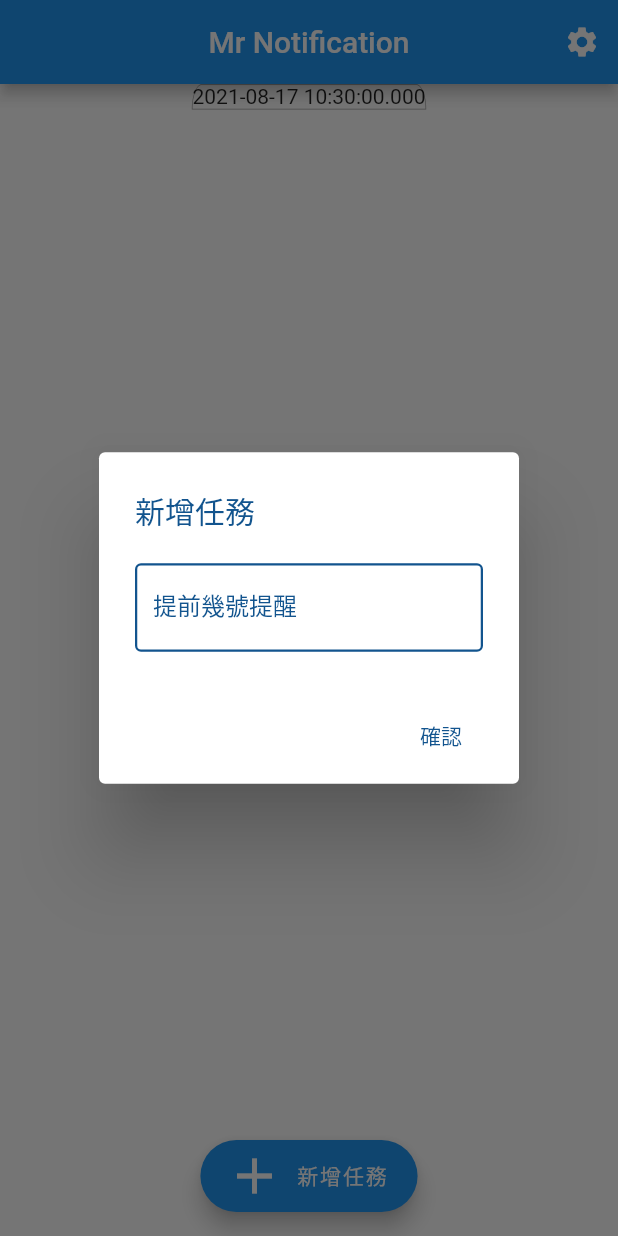
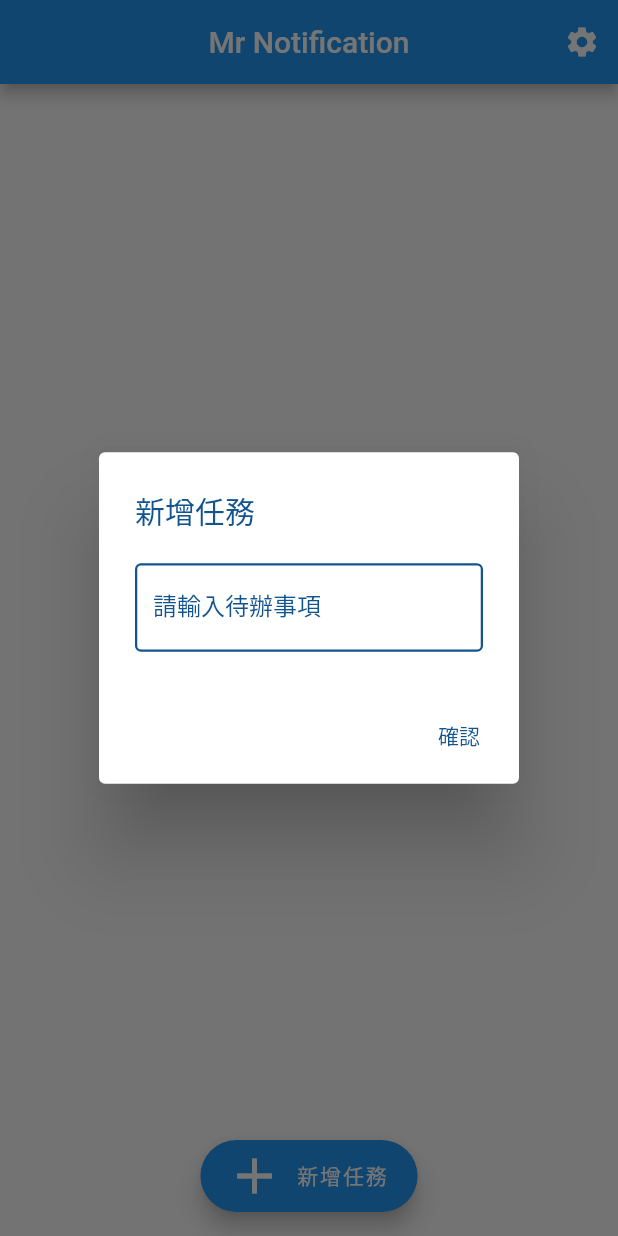
Before and after one commit to p147123456/MrNotification, a Flutter app: the screen it shows after launch, after a tap on "新增任務", on a phone screen of 412 x 824 dp. Run offline on Flutter 3.47's test engine with Material 2 defaults, Android fonts, the phone set to English and light mode, and no system bars; our stand-ins replace flutter_local_notifications, shared_preferences, sqflite; accounts and stored records are empty.

Commit message:
更新進度

```diff
--- a/lib/main.dart
+++ b/lib/main.dart
@@ -31,10 +31,10 @@ class MyHomePage extends StatefulWidget {
 }
 
 class _MyHomePageState extends State<MyHomePage> {
+
   List<todoItem> mItemLst = [];
   Future _incrementItem(BuildContext context) async {
-    //提前幾號提醒
-    int remindNum=3;
+    String todoitem;
     return showDialog(
       context: context,
       barrierDismissible: false, // dialog is dismissible with a tap on the barrier
@@ -42,17 +42,12 @@ class _MyHomePageState extends State<MyHomePage> {
         return AlertDialog(
           title: Text('新增任務',style: TextStyle(color: NColors.MainColor),),
           content: TextFormField(
-            //initialValue:ConfigInfo.remindNum.toString(),
-            inputFormatters: [
-              new LengthLimitingTextInputFormatter(2),// for mobile
-              FilteringTextInputFormatter.allow(RegExp(r'[0-9]')),
-            ],
             keyboardType: TextInputType.numberWithOptions(decimal: true,signed: true),
             onChanged: (v){
-              remindNum=int.tryParse(v);
+              todoitem = v;
             },
             decoration: new InputDecoration(
-              labelText: "提前幾號提醒",
+              labelText: "請輸入待辦事項",
               enabledBorder: const OutlineInputBorder(
                 borderSide: const BorderSide(color: NColors.MainColor, width: 1.5),
               ),
@@ -61,11 +56,14 @@ class _MyHomePageState extends State<MyHomePage> {
             ),
           ),
           actions: [
-            FlatButton(
+            TextButton(
               child: Text('確認',style: TextStyle(color: NColors.MainColor),),
               onPressed: () {
-                //ConfigInfo.remindNum = remindNum;
-                //XRecord.writeIntByKey('remindNum', remindNum);
+                todoItem data = new todoItem(todoitem: todoitem,time: DateTime.now());
+                TodoListDBManager.instance.insertTodoItem(data);
+                setState(() {
+                  mItemLst.add(data);
+                });
                 Navigator.of(context).pop();
               },
             ),
@@ -77,7 +75,6 @@ class _MyHomePageState extends State<MyHomePage> {
   @override
   Widget build(BuildContext context) {
     return Scaffold(
-      backgroundColor: Colors.white70,
       appBar: AppBar(
         centerTitle: true,
         title: Text(widget.title),
@@ -93,63 +90,28 @@ class _MyHomePageState extends State<MyHomePage> {
             onSelected: (route) {
               switch(route){
                 case "/Setting":
-                  _asyncInputDialog(context);
+                  //_asyncInputDialog(context);
                   break;
               }
             },
           )
         ],
       ),
-      body:Column(children: [
-        Container(
-          child:Text('${DateTime.now()}'),
-          decoration: new BoxDecoration(
-            border: new Border.all(color: Colors.grey, width: 0.5), // 边色与边宽度底色
-            //        borderRadius: new BorderRadius.circular((20.0)), // 圆角度
-            borderRadius: new BorderRadius.vertical(top: Radius.elliptical(20, 50)), // 也可控件一边圆角大小
-          ),
-        ),
-        SizedBox(height: 10,),
-        Expanded(child:
-        Container(
-          child:ListView(children: [
-            ListView.separated(
-              physics: ScrollPhysics(),
-              reverse: true,
-              padding: const EdgeInsets.fromLTRB(0, 10, 0, kFloatingActionButtonMargin + 48),
-              itemCount: mItemLst.length,
-              scrollDirection: Axis.vertical,
-              shrinkWrap: true,
-              itemBuilder: (BuildContext context, int i) {
-                return Container(
-                    padding: EdgeInsets.fromLTRB(20, 10, 20, 0),
-                    child: Card(
-                        shape: RoundedRectangleBorder(borderRadius: BorderRadius.all(Radius.circular(5.0)),),
-                        // 抗鋸齒
-                        clipBehavior: Clip.antiAlias,
-                        elevation: 20,
-                        // 陰影大小
-                        child: new Container(
-                          alignment: Alignment.center,
-                          child: new ListTile(
-                            title: Column(
-                              children: [
-                                Text("${mItemLst[i].todoitem}",style: TextStyle(fontSize: 30,color: Colors.white),),
-                              ],),
-                          ),
-                        )));
-              }, separatorBuilder: (BuildContext context, int index) {
-              return Divider(thickness: 0);
-            },
-            ),
-          ],),
-          decoration: BoxDecoration(
-              borderRadius: BorderRadius.circular(15),
-              color: Colors.white
-          ),
-        )
-        )
-      ],),
+      body:Center(
+    child: ListView.builder(
+    itemCount: mItemLst.length,
+      itemBuilder: (context, index) {
+        return ListTile(
+          title: Text('${mItemLst[index].todoitem}'),
+          subtitle: Text('${mItemLst[index].time}'),
+          trailing: IconButton(icon: Icon(Icons.delete),onPressed:(){
+            TodoListDBManager.instance.deleteTodoItem(mItemLst[index].id);
+            setState(() {mItemLst.remove(mItemLst[index]);
+            });
+            })
+        );
+      },
+    )),
 
       floatingActionButton: FloatingActionButton.extended(
         onPressed:(){_incrementItem(context);},
@@ -159,4 +121,12 @@ class _MyHomePageState extends State<MyHomePage> {
       floatingActionButtonLocation: FloatingActionButtonLocation.centerFloat,
     );
   }
+
+  @override
+  void initState() {
+    TodoListDBManager.instance.init().then((value){
+      TodoListDBManager.instance.queryAllOTodoItem().then((value) => mItemLst = value);
+    });
+
+  }
 }
--- a/pubspec.yaml
+++ b/pubspec.yaml
@@ -50,7 +50,8 @@ flutter:
   # assets:
   #   - images/a_dot_burr.jpeg
   #   - images/a_dot_ham.jpeg
-
+  assets:
+    - assets/TodoList.db
   # An image asset can refer to one or more resolution-specific "variants", see
   # https://flutter.dev/assets-and-images/#resolution-aware.
 
```
Also changed, not shown: lib/data/todoitem.dart (+8 -6 lines), pubspec.lock, 4 other files.
